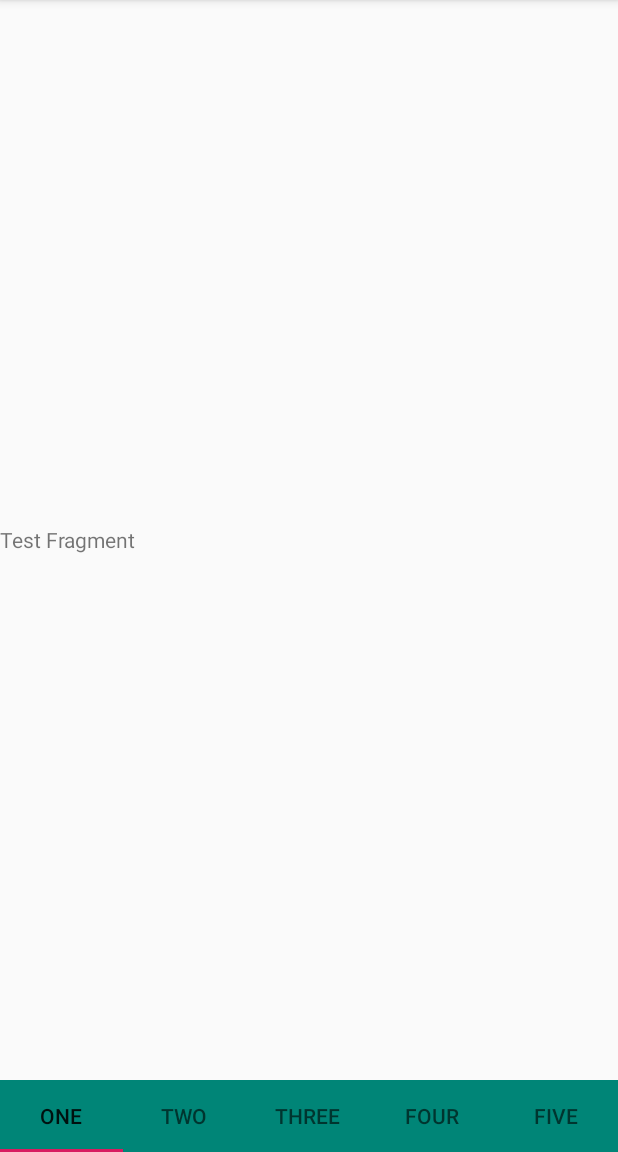
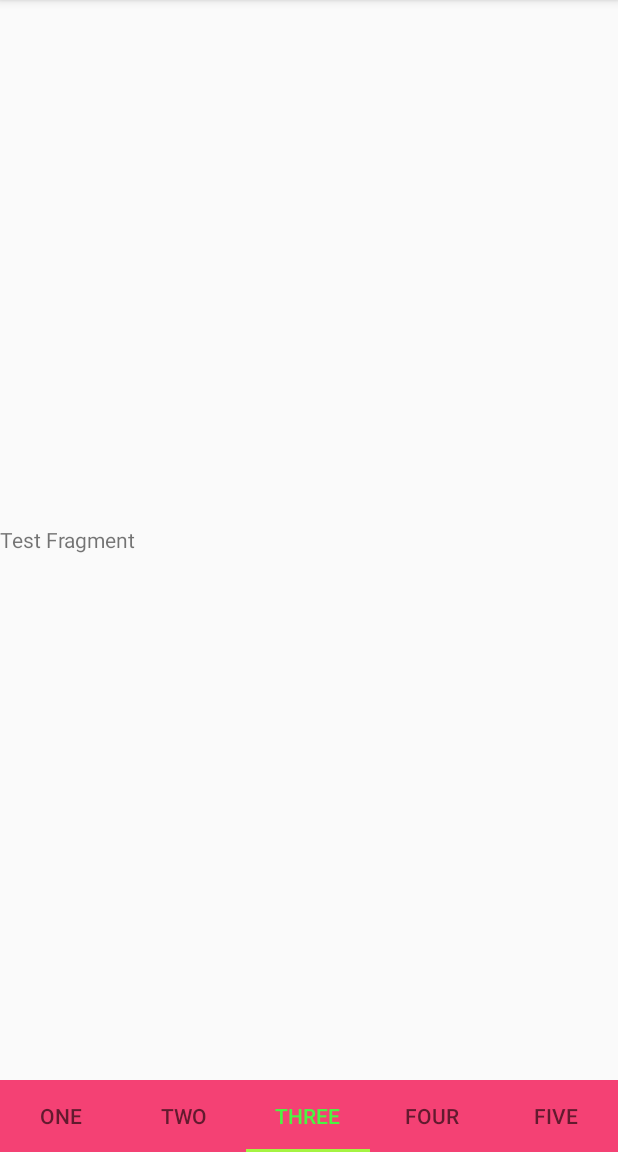
Before and after one commit to MahmoudAlipour2/OjooApp, an Android app: the screen it shows after launch (WeatherActivity), on a phone screen of 412 x 824 dp, the part 84-1236 px from its top. Run offline under Robolectric (Android 15) with nearby library versions, the light colour scheme and no system bars.

Commit message:
3d tab selected

```diff
--- a/app/src/main/java/com/example/ojooapp/WeatherActivity.java
+++ b/app/src/main/java/com/example/ojooapp/WeatherActivity.java
@@ -21,8 +21,8 @@ public class WeatherActivity extends AppCompatActivity {
 
         WeatherAdapter adapter = new WeatherAdapter(getSupportFragmentManager());
         vpWeather.setAdapter(adapter);
-
         tab.setupWithViewPager(vpWeather);
+        tab.getTabAt(2).select();
 
     }
 }
--- a/app/src/main/res/layout/activity_weather.xml
+++ b/app/src/main/res/layout/activity_weather.xml
@@ -21,7 +21,14 @@
         android:layout_width="match_parent"
         android:layout_height="wrap_content"
         android:id="@+id/tab"
-        android:background="?attr/colorPrimary"
+        android:background="#f44174"
+        app:tabIndicatorColor="#a4f442"
+        app:tabSelectedTextColor="#4bf442"
+        app:tabIconTintMode="multiply"
+        android:pointerIcon="arrow"
+        android:isScrollContainer="true"
+        app:tabIconTint="@color/design_default_color_primary"
+
         />
 
 
```
